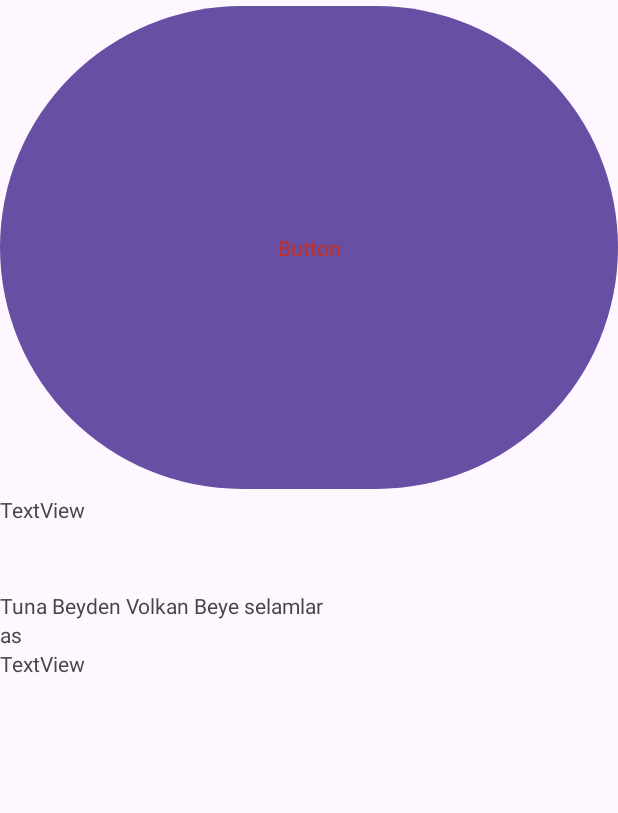
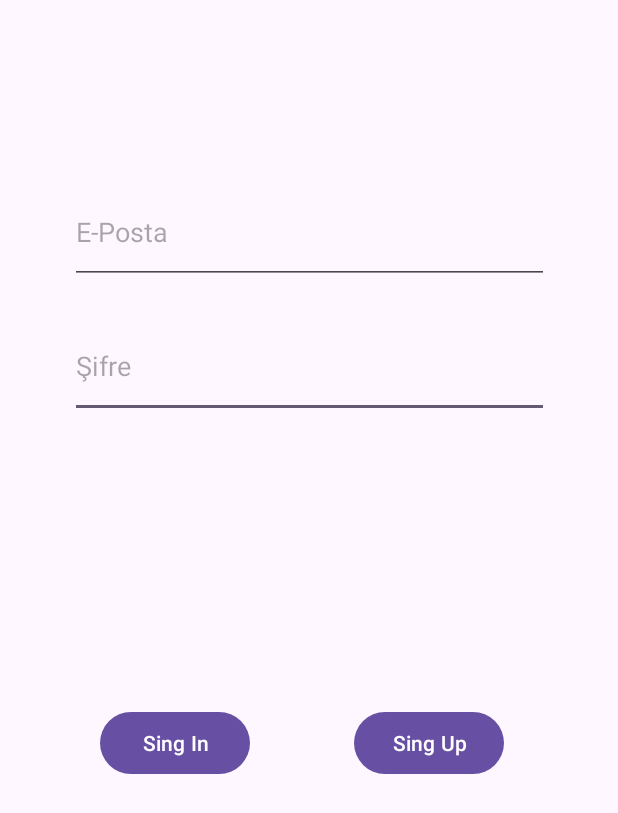
Before and after one commit to Fastbackk/PatiApp, an Android app: the screen it shows after launch (MainActivity), on a phone screen of 412 x 824 dp. Shown: the top 813 px of the screen. Run offline under Robolectric (Android 15) with nearby library versions, the phone set to English and light mode, and no system bars; our stand-ins replace Firebase (no records; nobody signed in at launch, a user with empty details on screens opened directly).

Commit message:
Volkan Push 2

```diff
--- a/app/src/main/AndroidManifest.xml
+++ b/app/src/main/AndroidManifest.xml
@@ -13,6 +13,12 @@
         android:theme="@style/Theme.PatiApp"
         tools:targetApi="31">
         <activity
+            android:name=".FeedActivity"
+            android:exported="false" />
+        <activity
+            android:name=".UploadActivity"
+            android:exported="false" />
+        <activity
             android:name=".tunaActivity"
             android:exported="false" />
         <activity
--- a/app/src/main/java/com/example/patiapp/MainActivity.java
+++ b/app/src/main/java/com/example/patiapp/MainActivity.java
@@ -1,14 +1,95 @@
 package com.example.patiapp;
 
+import androidx.annotation.NonNull;
 import androidx.appcompat.app.AppCompatActivity;
 
+import android.content.Intent;
 import android.os.Bundle;
+import android.view.View;
+import android.widget.Toast;
+
+import com.example.patiapp.databinding.ActivityMainBinding;
+import com.google.android.gms.tasks.OnFailureListener;
+import com.google.android.gms.tasks.OnSuccessListener;
+import com.google.firebase.auth.AuthResult;
+import com.google.firebase.auth.FirebaseAuth;
+import com.google.firebase.auth.FirebaseUser;
 
 public class MainActivity extends AppCompatActivity {
 
+    private ActivityMainBinding binding;
+    private FirebaseAuth auth;
     @Override
     protected void onCreate(Bundle savedInstanceState) {
         super.onCreate(savedInstanceState);
-        setContentView(R.layout.activity_main);
+        binding = ActivityMainBinding.inflate(getLayoutInflater());
+        View view = binding.getRoot();
+        setContentView(view);
+
+        auth=FirebaseAuth.getInstance();
+
+        FirebaseUser user = auth.getCurrentUser();
+
+        if(user!=null){
+            Intent intent = new Intent(MainActivity.this,FeedActivity.class);
+            startActivity(intent);
+            finish();
+        }
+
+
+
+
+
     }
+    public void singInClicked(View v){
+        String email = binding.emailText.getText().toString();
+        String password = binding.passwordText.getText().toString();
+
+        if (email.equals("") || password.equals("")){
+            Toast.makeText(this,"Enter Email and Password",Toast.LENGTH_LONG).show();
+        }
+        else {
+            auth.signInWithEmailAndPassword(email,password).addOnSuccessListener(new OnSuccessListener<AuthResult>() {
+                @Override
+                public void onSuccess(AuthResult authResult) {
+                    Intent intent = new Intent(MainActivity.this,FeedActivity.class);
+                    startActivity(intent);
+                    finish();
+                }
+            }).addOnFailureListener(new OnFailureListener() {
+                @Override
+                public void onFailure(@NonNull Exception e) {
+                    Toast.makeText(MainActivity.this,e.getLocalizedMessage(),Toast.LENGTH_LONG).show();
+                }
+            });
+        }
+    }
+    public void singUpClicked(View v){
+        String email = binding.emailText.getText().toString();
+        String password = binding.passwordText.getText().toString();
+
+        if (email.equals("") || password.equals("")){
+            Toast.makeText(this,"Enter Email and Password",Toast.LENGTH_LONG).show();
+        }
+        else {
+            auth.createUserWithEmailAndPassword(email,password).addOnSuccessListener(new OnSuccessListener<AuthResult>() {
+                @Override
+                public void onSuccess(AuthResult authResult) {
+                    /*/
+                    Intent intent = new Intent(MainActivity.this,UploadActivity.class);
+                    startActivity(intent);
+                    finish();
+                     */
+
+                }
+            }).addOnFailureListener(new OnFailureListener() {
+                @Override
+                public void onFailure(@NonNull Exception e) {
+                    Toast.makeText(MainActivity.this,e.getLocalizedMessage(),Toast.LENGTH_LONG).show();
+                }
+            });
+        }
+
+    }
+
 }
--- a/app/src/main/java/com/example/patiapp/volkanactivity.java
+++ /dev/null
@@ -1,5 +0,0 @@
-package com.example.patiapp;
-
-public class volkanactivity {
-    String Volkan;
-}
--- a/app/src/main/res/layout/activity_main.xml
+++ b/app/src/main/res/layout/activity_main.xml
@@ -1,41 +1,58 @@
 <?xml version="1.0" encoding="utf-8"?>
-<LinearLayout xmlns:android="http://schemas.android.com/apk/res/android"
+<androidx.constraintlayout.widget.ConstraintLayout xmlns:android="http://schemas.android.com/apk/res/android"
     xmlns:app="http://schemas.android.com/apk/res-auto"
     xmlns:tools="http://schemas.android.com/tools"
     android:layout_width="match_parent"
     android:layout_height="match_parent"
     android:orientation="vertical"
-    tools:context=".MainActivity" >
+    tools:context=".MainActivity">
+
+    <EditText
+        android:id="@+id/passwordText"
+        android:layout_width="319dp"
+        android:layout_height="69dp"
+        android:layout_marginTop="20dp"
+        android:ems="10"
+        android:hint="Şifre"
+        android:inputType="text"
+        android:text=""
+        app:layout_constraintEnd_toEndOf="parent"
+        app:layout_constraintStart_toStartOf="parent"
+        app:layout_constraintTop_toBottomOf="@+id/emailText" />
+
+    <EditText
+        android:id="@+id/emailText"
+        android:layout_width="319dp"
+        android:layout_height="69dp"
+        android:layout_marginTop="120dp"
+        android:ems="10"
+        android:hint="E-Posta"
+        android:inputType="text"
+        android:text=""
+        app:layout_constraintEnd_toEndOf="parent"
+        app:layout_constraintStart_toStartOf="parent"
+        app:layout_constraintTop_toTopOf="parent" />
 
     <Button
-        android:id="@+id/button"
-        android:layout_width="match_parent"
-        android:layout_height="330dp"
-        android:text="Button"
-        android:textColor="#B83333" />
+        android:id="@+id/singUpButton"
+        android:layout_width="100dp"
+        android:layout_height="49dp"
+        android:layout_marginBottom="304dp"
+        android:onClick="singInClicked"
+        android:text="Sing In"
+        app:layout_constraintBottom_toBottomOf="parent"
+        app:layout_constraintEnd_toStartOf="@+id/singInButton"
+        app:layout_constraintHorizontal_bias="0.489"
+        app:layout_constraintStart_toStartOf="parent" />
 
-    <TextView
-    android:id="@+id/textView"
-    android:layout_width="match_parent"
-    android:layout_height="64dp"
-    android:text="TextView" />
-
-    <TextView
-        android:id="@+id/textView2"
-        android:layout_width="match_parent"
-        android:layout_height="wrap_content"
-        android:text="Tuna Beyden Volkan Beye selamlar" />
-
-    <TextView
-        android:id="@+id/textView3"
-        android:layout_width="match_parent"
-        android:layout_height="wrap_content"
-        android:text="as" />
-
-    <TextView
-        android:id="@+id/textView4"
-        android:layout_width="match_parent"
-        android:layout_height="wrap_content"
-        android:text="TextView" />
-
-</LinearLayout>
+    <Button
+        android:id="@+id/singInButton"
+        android:layout_width="100dp"
+        android:layout_height="49dp"
+        android:layout_marginEnd="76dp"
+        android:layout_marginBottom="304dp"
+        android:onClick="singUpClicked"
+        android:text="Sing Up"
+        app:layout_constraintBottom_toBottomOf="parent"
+        app:layout_constraintEnd_toEndOf="parent" />
+</androidx.constraintlayout.widget.ConstraintLayout>
--- /dev/null
+++ b/app/src/main/res/menu/option_menu.xml
@@ -0,0 +1,5 @@
+<?xml version="1.0" encoding="utf-8"?>
+<menu xmlns:android="http://schemas.android.com/apk/res/android">
+<item android:id="@+id/add_post" android:title="Add Post"></item>
+    <item android:id="@+id/sing_out" android:title="Sing Out"></item>
+</menu>
--- a/build.gradle.kts
+++ b/build.gradle.kts
@@ -1,4 +1,5 @@
 // Top-level build file where you can add configuration options common to all sub-projects/modules.
 plugins {
     id("com.android.application") version "8.2.2" apply false
+    id("com.google.gms.google-services") version "4.4.1" apply false
 }
```
Also changed, not shown: app/build.gradle.kts (+8 -1 lines), app/src/main/java/com/example/patiapp/FeedActivity.java (added, +67 -0 lines), app/src/main/java/com/example/patiapp/UploadActivity.java (added, +32 -0 lines), app/src/main/java/com/example/patiapp/tunaActivity.java (deleted, +0 -14 lines), app/src/main/res/layout/activity_feed2.xml (added, +16 -0 lines), app/src/main/res/layout/activity_tuna.xml (deleted, +0 -19 lines), app/src/main/res/layout/activity_upload.xml (added, +44 -0 lines), app/src/main/res/drawable/selectimage.png (added), 1 other file.
